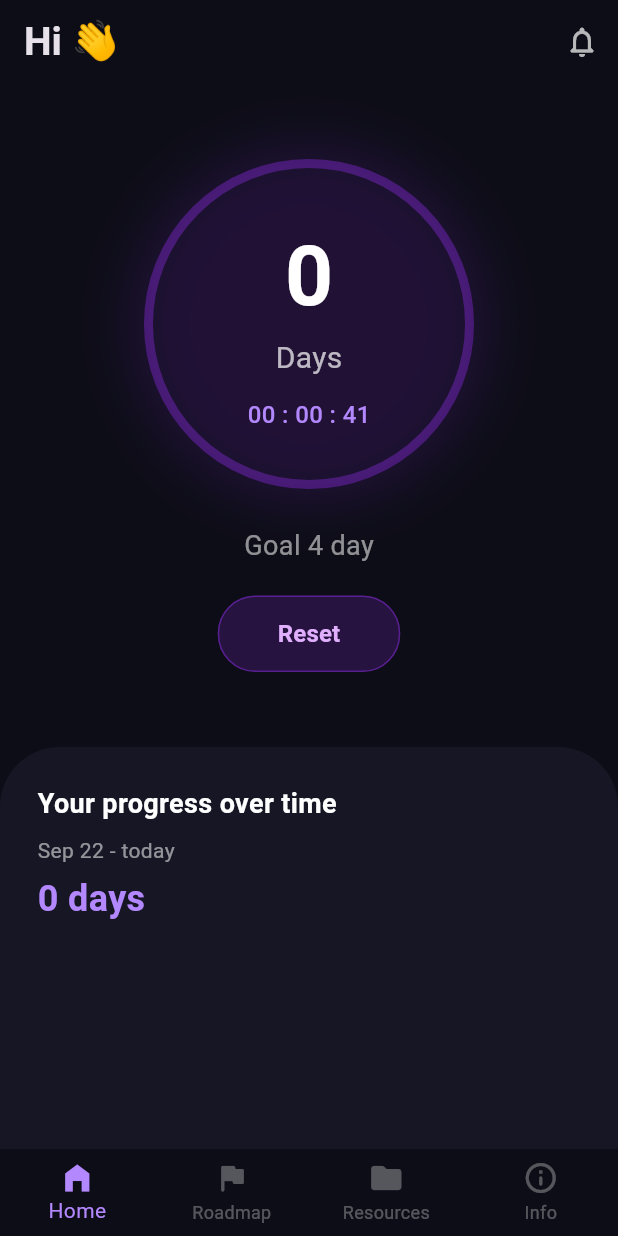
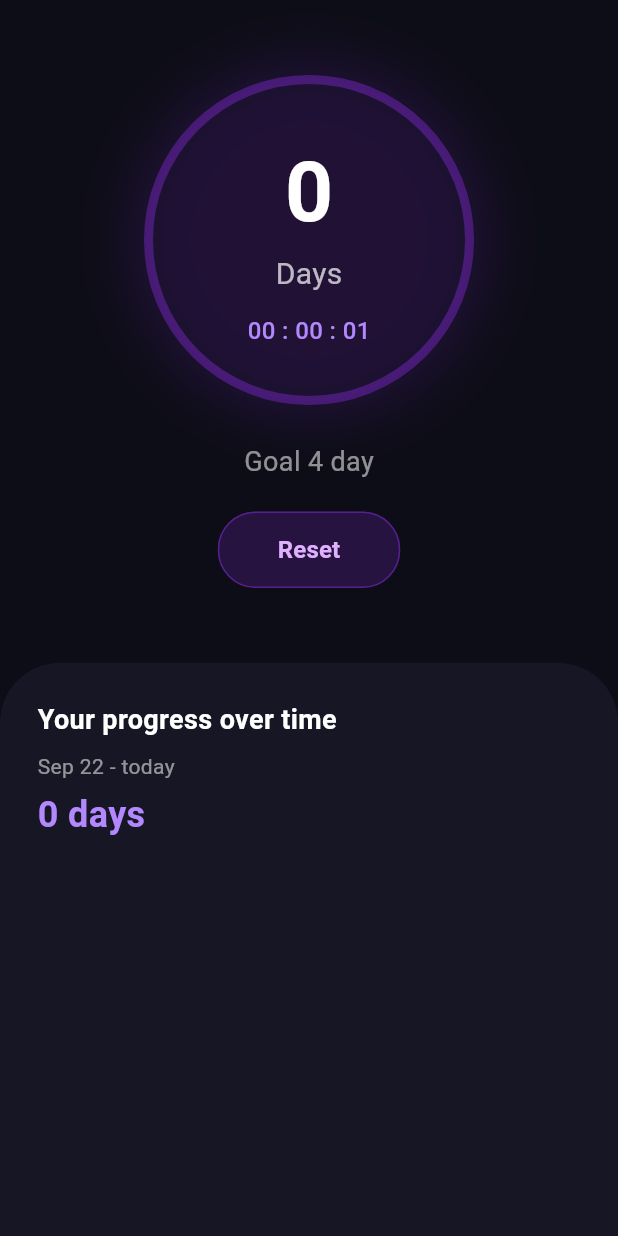
Before and after one commit to topbd5555-max/No_Fap, a Flutter app: the HomeScreen screen opened directly, after a tap on "Reset", on a phone screen of 412 x 824 dp. Run offline on Flutter 3.47's test engine with Material 3 defaults, Android fonts, the phone set to English and light mode, and no system bars.

Commit message:
Refactor main widget and add streak timer functionality
Refactored the main widget structure to use a new MainTabNavigator for navigation and added a timer feature to track streak duration.

```diff
--- a/lib/main.dart
+++ b/lib/main.dart
@@ -1,4 +1,5 @@
 import 'package:flutter/material.dart';
+import 'dart:async'; // Add this for the real-time timer
 
 void main() {
   runApp(const MyApp());
@@ -13,22 +14,47 @@ class MyApp extends StatelessWidget {
       debugShowCheckedModeBanner: false,
       theme: ThemeData(
         brightness: Brightness.dark,
-        scaffoldBackgroundColor: const Color(0xFF0D0D17),
+        scaffoldBackgroundColor: const Color(0xFF0D0D17), // Deep aesthetic dark background
       ),
-      home: const HomeScreen(),
+      home: const MainTabNavigator(), // Use a new navigator widget
     );
   }
 }
 
-class HomeScreen extends StatefulWidget {
-  const HomeScreen({Key? key}) : super(key: key);
+class MainTabNavigator extends StatefulWidget {
+  const MainTabNavigator({Key? key}) : super(key: key);
 
   @override
-  State<HomeScreen> createState() => _HomeScreenState();
+  _MainTabNavigatorState createState() => _MainTabNavigatorState();
 }
 
-class _HomeScreenState extends State<HomeScreen> {
+class _MainTabNavigatorState extends State<MainTabNavigator> {
   int _selectedIndex = 0;
+  final PageController _pageController = PageController();
+
+  final List<Widget> _pages = [
+    const HomeScreen(), // Pass logic to the screen
+    const Center(child: Text('Roadmap Page', style: TextStyle(fontSize: 24))), // Placeholder pages
+    const Center(child: Text('Resources Page', style: TextStyle(fontSize: 24))),
+    const Center(child: Text('Info Page', style: TextStyle(fontSize: 24))),
+  ];
+
+  void _onTabTapped(int index) {
+    setState(() {
+      _selectedIndex = index;
+    });
+    _pageController.animateToPage(
+      index,
+      duration: const Duration(milliseconds: 300),
+      curve: Curves.easeInOut,
+    );
+  }
+
+  @override
+  void dispose() {
+    _pageController.dispose();
+    super.dispose();
+  }
 
   @override
   Widget build(BuildContext context) {
@@ -44,9 +70,99 @@ class _HomeScreenState extends State<HomeScreen> {
           )
         ],
       ),
+      body: PageView(
+        controller: _pageController,
+        children: _pages,
+        onPageChanged: (index) {
+          setState(() {
+            _selectedIndex = index;
+          });
+        },
+      ),
+      bottomNavigationBar: BottomNavigationBar(
+        backgroundColor: const Color(0xFF0D0D17),
+        type: BottomNavigationBarType.fixed,
+        selectedItemColor: const Color(0xFFB388FF),
+        unselectedItemColor: Colors.white30,
+        showUnselectedLabels: true,
+        currentIndex: _selectedIndex,
+        onTap: _onTabTapped, // Call our functional navigation method
+        items: const [
+          BottomNavigationBarItem(icon: Icon(Icons.home_filled), label: 'Home'),
+          BottomNavigationBarItem(icon: Icon(Icons.flag_rounded), label: 'Roadmap'),
+          BottomNavigationBarItem(icon: Icon(Icons.folder_rounded), label: 'Resources'),
+          BottomNavigationBarItem(icon: Icon(Icons.info_outline_rounded), label: 'Info'),
+        ],
+      ),
+    );
+  }
+}
+
+class HomeScreen extends StatefulWidget {
+  const HomeScreen({Key? key}) : super(key: key);
+
+  @override
+  State<HomeScreen> createState() => _HomeScreenState();
+}
+
+class _HomeScreenState extends State<HomeScreen> {
+  late Duration _streakDuration;
+  late Timer _timer;
+  late DateTime _startTime;
+
+  @override
+  void initState() {
+    super.initState();
+    _startTime = DateTime.now(); // Record current time as start
+    _streakDuration = Duration.zero;
+    _startTimer();
+  }
+
+  void _startTimer() {
+    _timer = Timer.periodic(const Duration(seconds: 1), (timer) {
+      if (mounted) { // Ensure the widget is still in the tree
+        setState(() {
+          _streakDuration = DateTime.now().difference(_startTime);
+        });
+      }
+    });
+  }
+
+  void _resetStreak() {
+    if (mounted) {
+      setState(() {
+        _startTime = DateTime.now(); // Set new start time
+        _streakDuration = Duration.zero;
+      });
+    }
+  }
+
+  @override
+  void dispose() {
+    _timer.cancel(); // Critical to cancel the timer on widget dispose
+    super.dispose();
+  }
+
+  // A helper function to format the duration nicely
+  String _formatDuration(Duration duration) {
+    String days = duration.inDays.toString().padLeft(1, '0');
+    String hours = (duration.inHours % 24).toString().padLeft(2, '0');
+    String minutes = (duration.inMinutes % 60).toString().padLeft(2, '0');
+    String seconds = (duration.inSeconds % 60).toString().padLeft(2, '0');
+
+    // Formatting to D : HH : MM : SS to match image concept
+    return "$hours : $minutes : $seconds";
+  }
+
+  @override
+  Widget build(BuildContext context) {
+    String daysText = "${_streakDuration.inDays}";
+
+    return Scaffold( // Embed Scaffold to control body, as requested.
       body: Column(
         children: [
           const SizedBox(height: 50),
+          // Aesthetic Circular Progress
           Center(
             child: Container(
               width: 220,
@@ -64,11 +180,11 @@ class _HomeScreenState extends State<HomeScreen> {
               ),
               child: Column(
                 mainAxisAlignment: MainAxisAlignment.center,
-                children: const [
-                  Text('0', style: TextStyle(fontSize: 56, fontWeight: FontWeight.bold, color: Colors.white)),
-                  Text('Days', style: TextStyle(fontSize: 20, color: Colors.white70)),
-                  SizedBox(height: 12),
-                  Text('00 : 00 : 41', style: TextStyle(fontSize: 16, color: Color(0xFFB388FF), fontWeight: FontWeight.w500)),
+                children: [
+                  Text(daysText, style: const TextStyle(fontSize: 56, fontWeight: FontWeight.bold, color: Colors.white)),
+                  const Text('Days', style: TextStyle(fontSize: 20, color: Colors.white70)),
+                  const SizedBox(height: 12),
+                  Text(_formatDuration(_streakDuration), style: const TextStyle(fontSize: 16, color: Color(0xFFB388FF), fontWeight: FontWeight.w500)),
                 ],
               ),
             ),
@@ -76,6 +192,7 @@ class _HomeScreenState extends State<HomeScreen> {
           const SizedBox(height: 25),
           const Text('Goal 4 day', style: TextStyle(fontSize: 18, color: Colors.white54)),
           const SizedBox(height: 20),
+          // Neon Reset Button
           ElevatedButton(
             style: ElevatedButton.styleFrom(
               backgroundColor: const Color(0xFF8A2BE2).withOpacity(0.2),
@@ -86,10 +203,11 @@ class _HomeScreenState extends State<HomeScreen> {
               ),
               padding: const EdgeInsets.symmetric(horizontal: 40, vertical: 14)
             ),
-            onPressed: () {},
+            onPressed: _resetStreak, // Wire up the reset function
             child: const Text('Reset', style: TextStyle(color: Color(0xFFE0B0FF), fontSize: 16, fontWeight: FontWeight.w600)),
           ),
           const SizedBox(height: 50),
+          // Bottom Progress Section
           Expanded(
             child: Container(
               width: double.infinity,
@@ -100,37 +218,18 @@ class _HomeScreenState extends State<HomeScreen> {
               ),
               child: Column(
                 crossAxisAlignment: CrossAxisAlignment.start,
-                children: const [
-                  Text('Your progress over time', style: TextStyle(fontSize: 18, fontWeight: FontWeight.bold, color: Colors.white)),
-                  SizedBox(height: 8),
-                  Text('Sep 22 - today', style: TextStyle(color: Colors.white54, fontSize: 14)),
-                  SizedBox(height: 5),
-                  Text('0 days', style: TextStyle(fontSize: 24, color: Color(0xFFB388FF), fontWeight: FontWeight.bold)),
+                children: [
+                  const Text('Your progress over time', style: TextStyle(fontSize: 18, fontWeight: FontWeight.bold, color: Colors.white)),
+                  const SizedBox(height: 8),
+                  const Text('Sep 22 - today', style: TextStyle(color: Colors.white54, fontSize: 14)),
+                  const SizedBox(height: 5),
+                  Text('$daysText days', style: const TextStyle(fontSize: 24, color: Color(0xFFB388FF), fontWeight: FontWeight.bold)),
                 ],
               ),
             ),
           )
         ],
       ),
-      bottomNavigationBar: BottomNavigationBar(
-        backgroundColor: const Color(0xFF0D0D17),
-        type: BottomNavigationBarType.fixed,
-        selectedItemColor: const Color(0xFFB388FF),
-        unselectedItemColor: Colors.white30,
-        showUnselectedLabels: true,
-        currentIndex: _selectedIndex,
-        onTap: (index) {
-          setState(() {
-            _selectedIndex = index;
-          });
-        },
-        items: const [
-          BottomNavigationBarItem(icon: Icon(Icons.home_filled), label: 'Home'),
-          BottomNavigationBarItem(icon: Icon(Icons.flag_rounded), label: 'Roadmap'),
-          BottomNavigationBarItem(icon: Icon(Icons.folder_rounded), label: 'Resources'),
-          BottomNavigationBarItem(icon: Icon(Icons.info_outline_rounded), label: 'Info'),
-        ],
-      ),
     );
   }
 }
```
